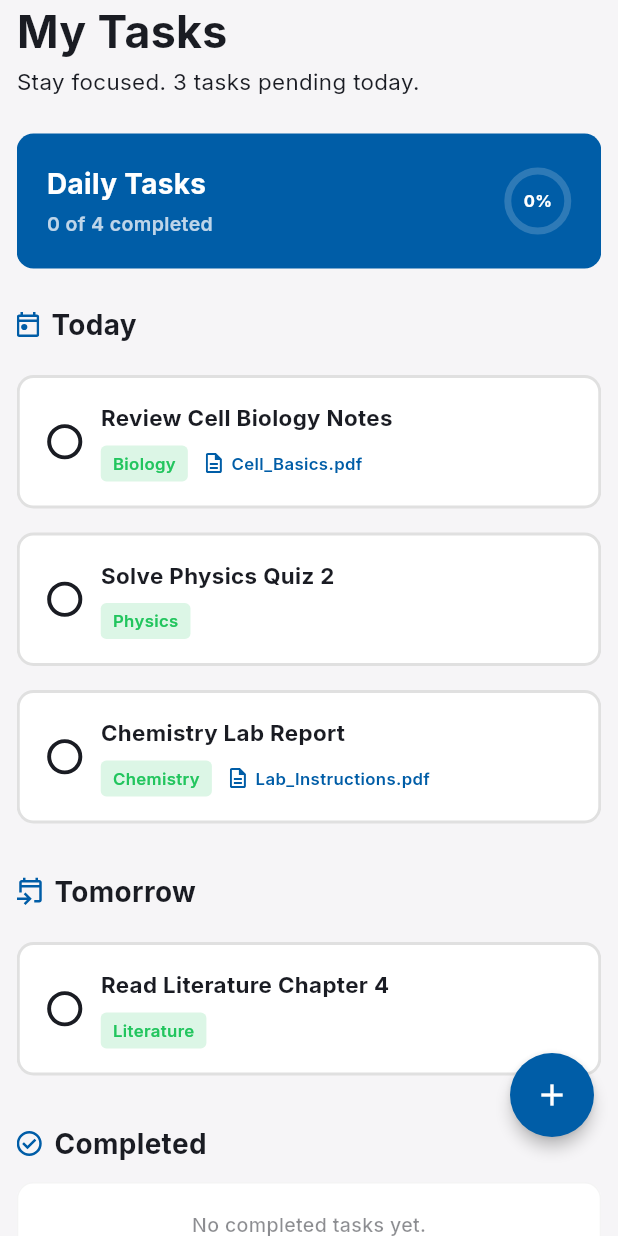
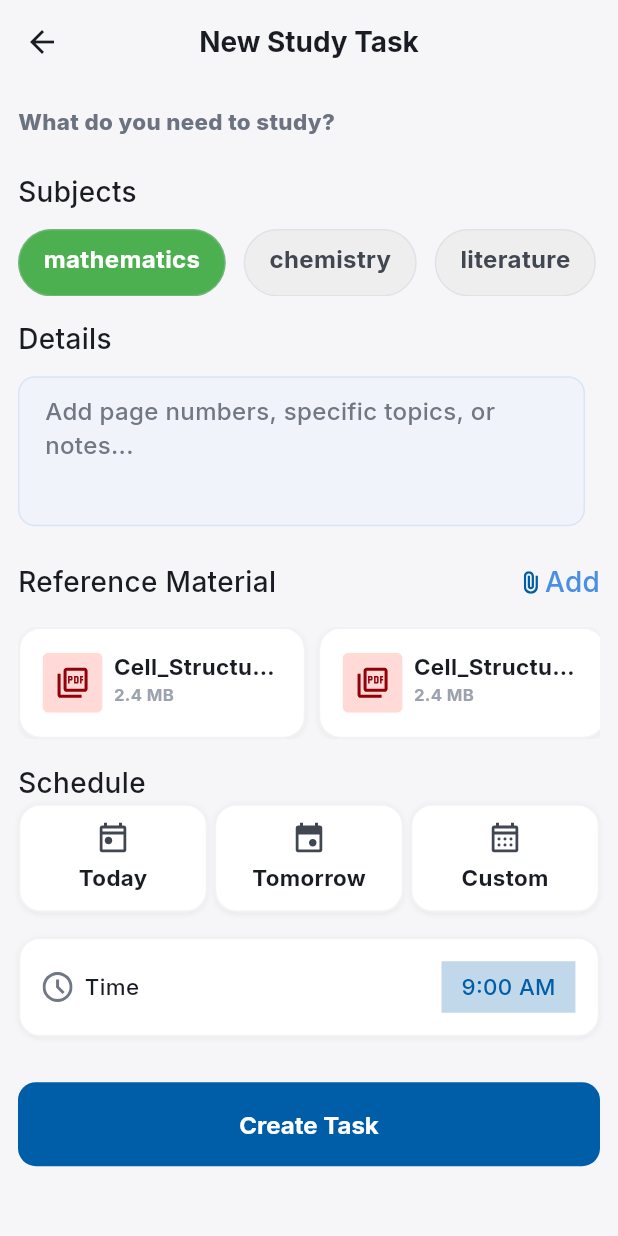
Before and after one commit to ahmedEhab10/study_flow, a Flutter app: the TasksScreen screen opened directly, after a tap on "Chemistry Lab Report", after a tap on the "add" icon, on a phone screen of 412 x 824 dp. Run offline on Flutter 3.47's test engine with Material 3 defaults, Android fonts, the phone set to English and light mode, and no system bars; drawn by our look-alikes of percent_indicator; our stand-ins replace dots_indicator, dotted_border, flutter_bloc, flutter_screenutil, flutter_svg, google_fonts and 2 more; accounts and stored records are empty; project files that could hold a hidden picture were left out.

Commit message:
finish all app ui

```diff
--- a/lib/Core/Routes_Manager/routes.dart
+++ b/lib/Core/Routes_Manager/routes.dart
@@ -4,4 +4,5 @@ abstract class Routes {
   static const String main_layout = '/main_layout';
   static const String home = '/home';
   static const String subject_screen = '/subject_screen';
+  static const String add_task = '/add_task';
 }
--- a/lib/Core/Routes_Manager/routes_manager.dart
+++ b/lib/Core/Routes_Manager/routes_manager.dart
@@ -3,6 +3,7 @@ import 'package:study_flow/Core/Models/Subject_Model.dart';
 import 'package:study_flow/Core/Routes_Manager/routes.dart';
 import 'package:study_flow/features/Onboarding/Presentation/onboarding_screen.dart';
 import 'package:study_flow/features/Splash/presentation/splash_screen.dart';
+import 'package:study_flow/features/add_task/Presentation/add_task_sceen.dart';
 import 'package:study_flow/features/subject_details/presentation/subject_details_screen.dart';
 import 'package:study_flow/features/main/main_layout.dart';
 
@@ -12,7 +13,9 @@ abstract class RoutesManager {
       case Routes.splash:
         return MaterialPageRoute(builder: (context) => const SplashScreen());
       case Routes.onboarding:
-        return MaterialPageRoute(builder: (context) => const OnboardingScreen());
+        return MaterialPageRoute(
+          builder: (context) => const OnboardingScreen(),
+        );
       case Routes.main_layout:
         return MaterialPageRoute(builder: (context) => const MainLayout());
       case Routes.subject_screen:
@@ -20,6 +23,9 @@ abstract class RoutesManager {
         return MaterialPageRoute(
           builder: (context) => SubjectDetailsScreen(subject: subject),
         );
+
+      case Routes.add_task:
+        return MaterialPageRoute(builder: (context) => const AddTaskSceen());
       default:
         return null;
     }
--- a/lib/Core/Utils/app_assets.dart
+++ b/lib/Core/Utils/app_assets.dart
@@ -1,6 +1,10 @@
 // ignore_for_file: prefer_single_quotes
 class Assets {
   Assets._();
+
+  /// Assets for imagesAnalyticsBackground
+  /// assets/Images/analytics_background.png
+  static const String imagesAnalyticsBackground = "assets/Images/analytics_background.png";
 
   /// Assets for imagesAppIconPng
   /// assets/Images/app_icon_png.png
@@ -54,6 +58,10 @@ class Assets {
   /// assets/Svgs/app_icon.svg
   static const String svgsAppIcon = "assets/Svgs/app_icon.svg";
 
+  /// Assets for svgsAttatchment
+  /// assets/Svgs/attatchment.svg
+  static const String svgsAttatchment = "assets/Svgs/attatchment.svg";
+
   /// Assets for svgsBiolgy
   /// assets/Svgs/biolgy.svg
   static const String svgsBiolgy = "assets/Svgs/biolgy.svg";
@@ -69,6 +77,10 @@ class Assets {
   /// Assets for svgsCompletIcon
   /// assets/Svgs/complet_icon.svg
   static const String svgsCompletIcon = "assets/Svgs/complet_icon.svg";
+
+  /// Assets for svgsCustomTimeIcon
+  /// assets/Svgs/custom_time_icon.svg
+  static const String svgsCustomTimeIcon = "assets/Svgs/custom_time_icon.svg";
 
   /// Assets for svgsDoingGreatIcon
   /// assets/Svgs/doing_great_icon.svg
@@ -134,6 +146,18 @@ class Assets {
   /// assets/Svgs/time.svg
   static const String svgsTime = "assets/Svgs/time.svg";
 
+  /// Assets for svgsTimeGrayIcon
+  /// assets/Svgs/Time_gray_Icon.svg
+  static const String svgsTimeGrayIcon = "assets/Svgs/Time_gray_Icon.svg";
+
+  /// Assets for svgsTodayIcon
+  /// assets/Svgs/today_icon.svg
+  static const String svgsTodayIcon = "assets/Svgs/today_icon.svg";
+
+  /// Assets for svgsTommrowIcon
+  /// assets/Svgs/tommrow_icon.svg
+  static const String svgsTommrowIcon = "assets/Svgs/tommrow_icon.svg";
+
   /// Assets for svgsUnselactedHomeIcon
   /// assets/Svgs/unselacted_home_icon.svg
   static const String svgsUnselactedHomeIcon = "assets/Svgs/unselacted_home_icon.svg";
--- a/lib/Core/Widgets/Add_Subject_Sheet.dart
+++ b/lib/Core/Widgets/Add_Subject_Sheet.dart
@@ -576,7 +576,7 @@ class _CtaWidget extends StatelessWidget {
       child: FilledButton.icon(
         onPressed: onTap,
         style: FilledButton.styleFrom(
-          backgroundColor: accent,
+          backgroundColor: ColorsManager.primaryDark,
           foregroundColor: Colors.white,
           minimumSize: const Size.fromHeight(52),
           shape: RoundedRectangleBorder(
--- a/lib/Core/Widgets/custom_floatingactoinbutton.dart
+++ /dev/null
@@ -1 +0,0 @@
-// Deprecated: Renamed to lib/Core/Widgets/custom_floating_action_button.dart
--- a/lib/Core/Widgets/custom_input_text_faild.dart
+++ b/lib/Core/Widgets/custom_input_text_faild.dart
@@ -25,9 +25,9 @@ class CustomInputTextFaild extends StatelessWidget {
         decoration: InputDecoration(
           hintText: hint,
           hintStyle: GoogleFonts.inter(
-            fontSize: 12,
-
-            color: Theme.of(context).colorScheme.onSurfaceVariant,
+            fontSize: 16,
+            color: Color(0xff717783),
+            fontWeight: FontWeight.w500,
           ),
           filled: true,
           fillColor: Theme.of(context).colorScheme.surfaceContainerHighest,
--- a/lib/Core/const/subject_list.dart
+++ b/lib/Core/const/subject_list.dart
@@ -2,6 +2,18 @@ import 'dart:ui';
 import 'package:study_flow/Core/Models/Subject_Model.dart';
 import 'package:study_flow/Core/Models/Pdf_Model.dart';
 import 'package:study_flow/Core/Models/Note_Model.dart';
+
+List<String> subjectsNamelist = [
+  'general',
+  'biology',
+  'physics',
+  'history',
+  'mathematics',
+  'chemistry',
+  'literature',
+  'geography',
+  'computerScience',
+];
 
 final List<SubjectModel> subjects = [
   SubjectModel(
--- /dev/null
+++ b/lib/features/add_task/Presentation/add_task_sceen.dart
@@ -0,0 +1,15 @@
+import 'package:flutter/material.dart';
+import 'package:study_flow/Core/Widgets/custom_app_bar.dart';
+import 'package:study_flow/features/add_task/Presentation/widget/add_task_screen_body.dart';
+
+class AddTaskSceen extends StatelessWidget {
+  const AddTaskSceen({super.key});
+
+  @override
+  Widget build(BuildContext context) {
+    return Scaffold(
+      appBar: customAppBar(title: 'New Study Task', context: context),
+      body: AddTaskScreenBody(),
+    );
+  }
+}
--- /dev/null
+++ b/lib/features/add_task/Presentation/widget/add_task_screen_body.dart
@@ -0,0 +1,290 @@
+import 'package:flutter/material.dart';
+import 'package:flutter_screenutil/flutter_screenutil.dart';
+import 'package:flutter_svg/flutter_svg.dart';
+import 'package:google_fonts/google_fonts.dart';
+import 'package:study_flow/Core/Utils/app_assets.dart';
+import 'package:study_flow/Core/Widgets/custom_elevated_button.dart';
+import 'package:study_flow/Core/Widgets/custom_input_text_faild.dart';
+import 'package:study_flow/Core/const/subject_list.dart';
+import 'package:study_flow/Core/resources/Colors_Manager.dart';
+import 'package:study_flow/features/add_task/Presentation/widget/reference_material.dart';
+import 'package:study_flow/features/add_task/Presentation/widget/schedule_item.dart';
+import 'package:study_flow/features/add_task/Presentation/widget/subject_name_item.dart';
+
+class AddTaskScreenBody extends StatefulWidget {
+  AddTaskScreenBody({super.key});
+  int selectedSubject = 0;
+
+  @override
+  State<AddTaskScreenBody> createState() => _AddTaskScreenBodyState();
+}
+
+class _AddTaskScreenBodyState extends State<AddTaskScreenBody> {
+  @override
+  Widget build(BuildContext context) {
+    final displayedSubjects = subjectsNamelist.length > 5
+        ? subjectsNamelist.sublist(subjectsNamelist.length - 5)
+        : subjectsNamelist;
+    final theme = Theme.of(context);
+    final isDark = theme.brightness == Brightness.dark;
+    final bottomScrollPadding = 75.0 + MediaQuery.paddingOf(context).bottom;
+    return CustomScrollView(
+      slivers: [
+        SliverToBoxAdapter(
+          child: Padding(
+            padding: const EdgeInsets.symmetric(horizontal: 12.0),
+            child: Column(
+              crossAxisAlignment: CrossAxisAlignment.start,
+              children: [
+                SizedBox(height: 16.h),
+                Text(
+                  'What do you need to study?',
+                  style: GoogleFonts.inter(
+                    color: ColorsManager.textSecondaryLight,
+                    fontSize: 16.sp,
+                    fontWeight: FontWeight.w800,
+                  ),
+                ),
+                SizedBox(height: 24.h),
+
+                Text(
+                  'Subjects',
+                  style: GoogleFonts.inter(
+                    fontSize: 20.sp,
+                    fontWeight: FontWeight.w500,
+                    color: theme.colorScheme.onSurface,
+                  ),
+                ),
+                SizedBox(height: 12.h),
+                SizedBox(
+                  height: 45,
+
+                  child: ListView.separated(
+                    scrollDirection: Axis.horizontal,
+
+                    itemCount: displayedSubjects.length + 1,
+
+                    separatorBuilder: (_, __) => const SizedBox(width: 12),
+
+                    itemBuilder: (context, index) {
+                      // زرار + New
+                      if (index == displayedSubjects.length) {
+                        return GestureDetector(
+                          onTap: () {},
+                          child: SubjectNameItem(title: '+ New'),
+                        );
+                      }
+
+                      final subject = displayedSubjects[index];
+
+                      final isSelected = widget.selectedSubject == index;
+                      return GestureDetector(
+                        onTap: () {
+                          setState(() {
+                            widget.selectedSubject = index;
+                          });
+                        },
+                        child: SubjectNameItem(
+                          title: subject,
+                          isSelected: isSelected,
+                        ),
+                      );
+                    },
+                  ),
+                ),
+                SizedBox(height: 16.h),
+                Text(
+                  'Details',
+                  style: GoogleFonts.inter(
+                    fontSize: 20.sp,
+                    fontWeight: FontWeight.w500,
+                    color: theme.colorScheme.onSurface,
+                  ),
+                ),
+                SizedBox(height: 12.h),
+                CustomInputTextFaild(
+                  maxLines: 4,
+                  hint: 'Add page numbers, specific topics, or notes...',
+                  accent: theme.colorScheme.surface,
+                ),
+                const SizedBox(height: 24),
+                Row(
+                  mainAxisAlignment: MainAxisAlignment.spaceBetween,
+                  children: [
+                    Text(
+                      'Reference Material',
+                      style: GoogleFonts.inter(
+                        fontSize: 20.sp,
+                        fontWeight: FontWeight.w500,
+                        color: theme.colorScheme.onSurface,
+                      ),
+                    ),
+                    Row(
+                      children: [
+                        SvgPicture.asset('assets/Svgs/attatchment.svg'),
+                        const SizedBox(width: 4),
+                        Text(
+                          'Add',
+                          style: GoogleFonts.inter(
+                            fontSize: 20.sp,
+                            fontWeight: FontWeight.w500,
+                            color: ColorsManager.primary,
+                          ),
+                        ),
+                      ],
+                    ),
+                  ],
+                ),
+                const SizedBox(height: 16),
+
+                SizedBox(
+                  height: 80.h,
+                  child: ListView.separated(
+                    scrollDirection: Axis.horizontal,
+                    itemCount: 3,
+                    separatorBuilder: (_, __) => const SizedBox(width: 8),
+                    itemBuilder: (context, index) {
+                      return const ReferenceMaterial();
+                    },
+                  ),
+                ),
+                const SizedBox(height: 16),
+                Text(
+                  'Schedule',
+                  style: GoogleFonts.inter(
+                    fontSize: 20.sp,
+                    fontWeight: FontWeight.w500,
+                    color: theme.colorScheme.onSurface,
+                  ),
+                ),
+                Row(
+                  children: [
+                    Expanded(
+                      child: ScheduleItem(
+                        title: 'Today',
+                        icon: Assets.svgsTodayIcon,
+                      ),
+                    ),
+                    const SizedBox(width: 4),
+                    Expanded(
+                      child: ScheduleItem(
+                        title: 'Tomorrow',
+                        icon: Assets.svgsTommrowIcon,
+                      ),
+                    ),
+                    const SizedBox(width: 4),
+                    Expanded(
+                      child: ScheduleItem(
+                        title: 'Custom',
+                        icon: Assets.svgsCustomTimeIcon,
+                      ),
+                    ),
+                  ],
+                ),
+                const SizedBox(height: 16),
+                Container(
+                  width: double.infinity,
+                  padding: EdgeInsets.all(16.r),
+                  decoration: ShapeDecoration(
+                    color: theme.colorScheme.surface,
+                    shape: RoundedRectangleBorder(
+                      side: const BorderSide(
+                        width: 1.5,
+                        color: Color(0x19717783),
+                      ),
+                      borderRadius: BorderRadius.circular(16.r),
+                    ),
+                    shadows: const [
+                      BoxShadow(
+                        color: Color(0x0C000000),
+                        blurRadius: 2,
+                        offset: Offset(0, 1),
+                        spreadRadius: 0,
+                      ),
+                    ],
+                  ),
+
+                  child: Row(
+                    mainAxisAlignment: MainAxisAlignment.spaceBetween,
+                    children: [
+                      Row(
+                        children: [
+                          SvgPicture.asset(Assets.svgsTimeGrayIcon),
+                          const SizedBox(width: 8),
+                          Text(
+                            'Time',
+                            style: GoogleFonts.inter(
+                              fontSize: 16.sp,
+                              fontWeight: FontWeight.w500,
+                              color: theme.colorScheme.onSurface,
+                            ),
+                          ),
+                        ],
+                      ),
+                      Container(
+                        height: 36.69.h,
+                        width: 96.w,
+                        color: Color.fromARGB(62, 0, 92, 167),
+                        child: Center(
+                          child: Text(
+                            '9:00 AM',
+                            style: GoogleFonts.inter(
+                              fontSize: 16.sp,
+                              fontWeight: FontWeight.w500,
+                              color: ColorsManager.primaryDark,
+                            ),
+                          ),
+                        ),
+                      ),
+                    ],
+                  ),
+                ),
+                SizedBox(height: 32.h),
+                CustomElevatedButton(onPressed: () {}, title: 'Create Task'),
+              ],
+            ),
+          ),
+        ),
+      ],
+    );
+  }
+}
+
+
+
+// ChoiceChip(
+//                         disabledColor: isDark
+//                             ? const Color(0xff2E3038)
+//                             : const Color(0xffEDEDF7),
+
+//                         labelPadding: const EdgeInsets.symmetric(
+//                           vertical: 4,
+//                           horizontal: 2,
+//                         ),
+
+//                         labelStyle: GoogleFonts.inter(
+//                           color: isDark
+//                               ? ColorsManager.white
+//                               : const Color(0xff414751),
+
+//                           fontSize: 12.sp,
+
+//                           fontWeight: FontWeight.bold,
+//                         ),
+
+//                         label: Text(subject),
+
+//                         selected: isSelected,
+
+//                         showCheckmark: true,
+
+//                         shape: RoundedRectangleBorder(
+//                           borderRadius: BorderRadius.circular(24),
+//                         ),
+
+//                         onSelected: (_) {
+//                           // setState(() {
+//                           //   selectedSubject = subject;
+//                           // });
+//                         },
+//                       );
--- /dev/null
+++ b/lib/features/add_task/Presentation/widget/reference_material.dart
@@ -0,0 +1,66 @@
+import 'package:flutter/material.dart';
+import 'package:flutter_screenutil/flutter_screenutil.dart';
+import 'package:flutter_svg/svg.dart';
+import 'package:google_fonts/google_fonts.dart';
+import 'package:study_flow/Core/Utils/app_assets.dart';
+import 'package:study_flow/Core/resources/Colors_Manager.dart';
+
+class ReferenceMaterial extends StatelessWidget {
+  const ReferenceMaterial({super.key});
+
+  @override
+  Widget build(BuildContext context) {
+    final theme = Theme.of(context);
+    return Container(
+      width: 192,
+
+      padding: EdgeInsets.all(16.r),
+      decoration: ShapeDecoration(
+        color: theme.colorScheme.surface,
+        shape: RoundedRectangleBorder(
+          side: const BorderSide(width: 1.5, color: Color(0x19717783)),
+          borderRadius: BorderRadius.circular(16.r),
+        ),
+        shadows: const [
+          BoxShadow(
+            color: Color(0x0C000000),
+            blurRadius: 2,
+            offset: Offset(0, 1),
+            spreadRadius: 0,
+          ),
+        ],
+      ),
+      child: Row(
+        children: [
+          SvgPicture.asset(Assets.svgsPdfSvg),
+          SizedBox(width: 8.w),
+          Expanded(
+            child: Column(
+              crossAxisAlignment: CrossAxisAlignment.start,
+              children: [
+                Text(
+                  'Cell_Structure_Ch4.pdf',
+                  style: GoogleFonts.inter(
+                    fontSize: 16.sp,
+                    fontWeight: FontWeight.w700,
+                    color: theme.colorScheme.onSurface,
+                  ),
+                  maxLines: 1,
+                  overflow: TextOverflow.ellipsis,
+                ),
+                Text(
+                  '2.4 MB',
+                  style: GoogleFonts.inter(
+                    fontSize: 12.sp,
+                    fontWeight: FontWeight.w700,
+                    color: ColorsManager.textSecondaryDark,
+                  ),
+                ),
+              ],
+            ),
+          ),
+        ],
+      ),
+    );
+  }
+}
--- /dev/null
+++ b/lib/features/add_task/Presentation/widget/schedule_item.dart
@@ -0,0 +1,57 @@
+import 'package:flutter/material.dart';
+import 'package:flutter_screenutil/flutter_screenutil.dart';
+import 'package:flutter_svg/svg.dart';
+import 'package:google_fonts/google_fonts.dart';
+import 'package:study_flow/Core/Utils/app_assets.dart';
+
+class ScheduleItem extends StatelessWidget {
+  const ScheduleItem({
+    super.key,
+    required this.title,
+    required this.icon,
+    this.isSelected = false,
+  });
+  final String title, icon;
+  final bool isSelected;
+
+  @override
+  Widget build(BuildContext context) {
+    final theme = Theme.of(context);
+    final isDark = theme.brightness == Brightness.dark;
+
+    return Container(
+      padding: EdgeInsets.symmetric(vertical: 12.r),
+      decoration: ShapeDecoration(
+        color: isSelected ? Colors.green : theme.colorScheme.surface,
+        shape: RoundedRectangleBorder(
+          side: const BorderSide(width: 1.5, color: Color(0x19717783)),
+          borderRadius: BorderRadius.circular(16.r),
+        ),
+        shadows: const [
+          BoxShadow(
+            color: Color(0x0C000000),
+            blurRadius: 2,
+            offset: Offset(0, 1),
+            spreadRadius: 0,
+          ),
+        ],
+      ),
+      child: Column(
+        mainAxisAlignment: MainAxisAlignment.center,
+        children: [
+          SvgPicture.asset(icon),
+          SizedBox(height: 8.h),
+          Text(
+            title,
+            style: GoogleFonts.inter(
+              color: theme.colorScheme.onSurface,
+              fontSize: 16.sp,
+              fontWeight: FontWeight.w700,
+              height: 1.35,
+            ),
+          ),
+        ],
+      ),
+    );
+  }
+}
--- /dev/null
+++ b/lib/features/add_task/Presentation/widget/subject_name_item.dart
@@ -0,0 +1,40 @@
+import 'package:flutter/material.dart';
+import 'package:google_fonts/google_fonts.dart';
+
+class SubjectNameItem extends StatelessWidget {
+  const SubjectNameItem({
+    super.key,
+    required this.title,
+    this.isSelected = false,
+  });
+  final String title;
+  final bool isSelected;
+  @override
+  Widget build(BuildContext context) {
+    final theme = Theme.of(context);
+    final isDark = theme.brightness == Brightness.dark;
+    return Container(
+      padding: const EdgeInsets.symmetric(horizontal: 16, vertical: 8),
+      decoration: ShapeDecoration(
+        color: isSelected
+            ? Colors.green
+            : (isDark ? Colors.grey.shade800 : Colors.grey.shade200),
+        shape: RoundedRectangleBorder(
+          side: BorderSide(width: 1, color: const Color(0x4CC1C7D3)),
+          borderRadius: BorderRadius.circular(9999),
+        ),
+      ),
+      child: Text(
+        title,
+        style: GoogleFonts.inter(
+          color: isSelected
+              ? Colors.white
+              : (isDark ? Colors.white : const Color(0xFF414751)),
+          fontSize: 16,
+
+          fontWeight: FontWeight.w700,
+        ),
+      ),
+    );
+  }
+}
--- a/lib/features/main/Tasks/presentation/Tasks_screen.dart
+++ b/lib/features/main/Tasks/presentation/Tasks_screen.dart
@@ -1,4 +1,5 @@
 import 'package:flutter/material.dart';
+import 'package:study_flow/Core/Routes_Manager/routes.dart';
 import 'package:study_flow/Core/Widgets/custom_floating_action_button.dart';
 import 'package:study_flow/features/main/Tasks/presentation/widgets/Task_Screen_body.dart';
 
@@ -8,7 +9,11 @@ class TasksScreen extends StatelessWidget {
   @override
   Widget build(BuildContext context) {
     return Scaffold(
-      floatingActionButton: CustomFloatingActionButton(onPressed: () {}),
+      floatingActionButton: CustomFloatingActionButton(
+        onPressed: () {
+          Navigator.pushNamed(context, Routes.add_task);
+        },
+      ),
       body: SafeArea(child: TaskScreenBody()),
     );
   }
--- a/lib/features/subject_details/presentation/widgets/course_completion_container.dart
+++ b/lib/features/subject_details/presentation/widgets/course_completion_container.dart
@@ -73,7 +73,9 @@ class CourseCompletionContainer extends StatelessWidget {
                         SvgPicture.asset('assets/Svgs/doing_great_icon.svg'),
                         const SizedBox(width: 4),
                         Text(
-                          percentage > 50 ? "You're doing great!" : "Keep pushing!",
+                          percentage > 50
+                              ? "You're doing great!"
+                              : "Keep pushing!",
                           style: GoogleFonts.inter(
                             fontSize: 14.sp,
                             fontWeight: FontWeight.w800,
@@ -95,7 +97,7 @@ class CourseCompletionContainer extends StatelessWidget {
                       child: LinearProgressIndicator(
                         value: value,
                         minHeight: 7.r,
-                        backgroundColor: ColorsManager.primaryDark,
+                        backgroundColor: ColorsManager.white,
                         valueColor: const AlwaysStoppedAnimation(
                           ColorsManager.primary,
                         ),
```
Also changed, not shown: assets/Svgs/Time_gray_Icon.svg (added), assets/Svgs/attatchment.svg (added), assets/Svgs/custom_time_icon.svg (added), assets/Svgs/today_icon.svg (added), assets/Svgs/tommrow_icon.svg (added), lib/Core/Models/Subject_Model.dart (line endings or trailing spaces).
